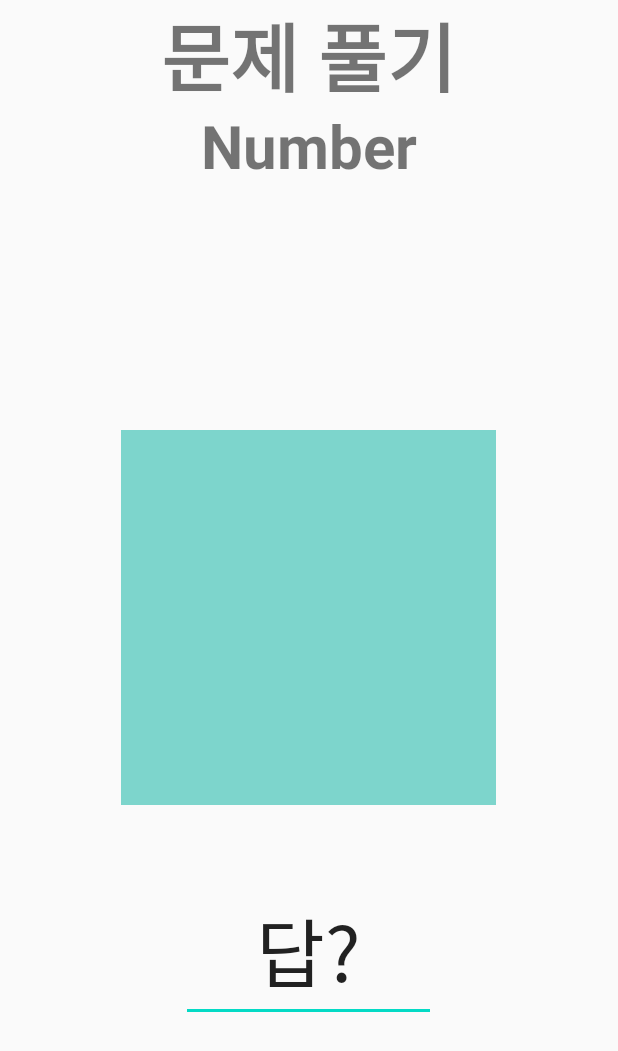
After one commit to KimWash/mathpjt, an Android app: the layout activity_solve.xml on its own in the app's theme, with its tools: preview values and no code run, on a phone screen of 412 x 824 dp. The commit adds this screen. Shown: the top 1051 px of the screen. Run offline under Robolectric (Android 15) with nearby library versions, the light colour scheme and no system bars.

Commit message:
뱅꾸한테 토스

```diff
--- a/app/build.gradle
+++ b/app/build.gradle
@@ -37,4 +37,8 @@ dependencies {
     testImplementation 'junit:junit:4.12'
     androidTestImplementation 'androidx.test.ext:junit:1.1.1'
     androidTestImplementation 'androidx.test.espresso:espresso-core:3.2.0'
+    implementation 'com.github.bumptech.glide:glide:4.1.0'
+    annotationProcessor 'com.github.bumptech.glide:compiler:4.1.0'
+    implementation 'com.squareup.okhttp3:okhttp:3.9.0'
+    implementation 'com.google.code.gson:gson:2.8.2'
 }
--- /dev/null
+++ b/app/src/main/res/layout/activity_solve.xml
@@ -0,0 +1,48 @@
+<?xml version="1.0" encoding="utf-8"?>
+<RelativeLayout xmlns:android="http://schemas.android.com/apk/res/android"
+    android:layout_width="match_parent"
+    android:layout_height="match_parent"
+    android:orientation="vertical">
+
+    <TextView
+        android:layout_width="wrap_content"
+        android:layout_height="wrap_content"
+        android:text="문제 풀기"
+        android:textStyle="bold"
+        android:textSize="50dp"
+        android:layout_centerHorizontal="true"
+        />
+    <TextView
+        android:layout_width="wrap_content"
+        android:layout_height="wrap_content"
+        android:text="Number"
+        android:id="@+id/number"
+        android:textSize="40dp"
+        android:textStyle="bold"
+        android:layout_centerHorizontal="true"
+        android:layout_marginTop="70dp"
+        />
+
+    <ImageView
+        android:id="@+id/problems"
+        android:layout_marginTop="40dp"
+        android:layout_width="250dp"
+        android:layout_height="250dp"
+        android:layout_centerInParent="true"
+        android:background="@color/backgroundcolor">
+
+    </ImageView>
+    <EditText
+        android:layout_width="wrap_content"
+        android:layout_height="wrap_content"
+        android:text="답?"
+        android:textSize="50dp"
+        android:layout_marginTop="50dp"
+        android:paddingLeft="50dp"
+        android:paddingRight="50dp"
+        android:layout_centerHorizontal="true"
+        android:layout_below="@id/problems"
+        android:id="@+id/answer"/>
+
+
+</RelativeLayout>
```
Also changed, not shown: app/src/main/java/com/yoonlab/mathproject/MainActivity.kt (+1 -21 lines), app/src/main/java/com/yoonlab/mathproject/SolveActivity.kt (added, +40 -0 lines).
